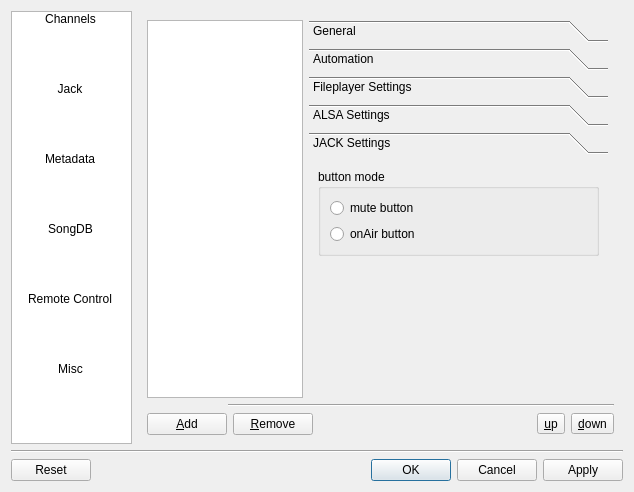
jan-lugfl/RadioMixer, file src/dialogs/uis/settingsdialog.ui: the form before one commit.
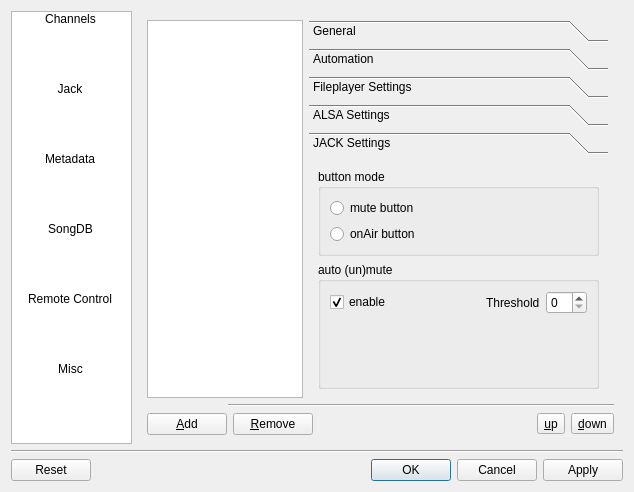
The form after the commit. Icons and pictures are not drawn.

Commit message: made auto(un)mute function configurable from settings

What changed in the file:
```diff
--- a/src/dialogs/uis/settingsdialog.ui
+++ b/src/dialogs/uis/settingsdialog.ui
@@ -361,7 +361,69 @@
             </attribute>
             <layout class="QVBoxLayout" name="verticalLayout_3">
              <item>
-              <layout class="QGridLayout" name="gridLayout_12">
+              <layout class="QGridLayout" name="layout">
+               <item row="1" column="0">
+                <widget class="QGroupBox" name="jack_autounmute_feat">
+                 <property name="title">
+                  <string>auto (un)mute</string>
+                 </property>
+                 <layout class="QVBoxLayout" name="verticalLayout_4">
+                  <item>
+                   <layout class="QHBoxLayout" name="horizontalLayout_4">
+                    <item>
+                     <widget class="QCheckBox" name="jack_autounmute_enable">
+                      <property name="enabled">
+                       <bool>true</bool>
+                      </property>
+                      <property name="text">
+                       <string>enable</string>
+                      </property>
+                      <property name="checked">
+                       <bool>true</bool>
+                      </property>
+                     </widget>
+                    </item>
+                    <item>
+                     <spacer name="horizontalSpacer_3">
+                      <property name="orientation">
+                       <enum>Qt::Horizontal</enum>
+                      </property>
+                      <property name="sizeHint" stdset="0">
+                       <size>
+                        <width>40</width>
+                        <height>20</height>
+                       </size>
+                      </property>
+                     </spacer>
+                    </item>
+                    <item>
+                     <widget class="QLabel" name="jack_autounmute_th_label">
+                      <property name="text">
+                       <string>Threshold</string>
+                      </property>
+                     </widget>
+                    </item>
+                    <item>
+                     <widget class="QSpinBox" name="jack_autounmute_threshold"/>
+                    </item>
+                   </layout>
+                  </item>
+                  <item>
+                   <spacer name="verticalSpacer_9">
+                    <property name="orientation">
+                     <enum>Qt::Vertical</enum>
+                    </property>
+                    <property name="sizeHint" stdset="0">
+                     <size>
+                      <width>20</width>
+                      <height>40</height>
+                     </size>
+                    </property>
+                   </spacer>
+                  </item>
+                 </layout>
+                </widget>
+               </item>
                <item row="0" column="0">
                 <widget class="QGroupBox" name="jack_mute_button_mode">
                  <property name="minimumSize">
@@ -391,19 +453,6 @@
                  </layout>
                 </widget>
                </item>
-               <item row="1" column="0">
-                <spacer name="verticalSpacer_9">
-                 <property name="orientation">
-                  <enum>Qt::Vertical</enum>
-                 </property>
-                 <property name="sizeHint" stdset="0">
-                  <size>
-                   <width>20</width>
-                   <height>40</height>
-                  </size>
-                 </property>
-                </spacer>
-               </item>
               </layout>
              </item>
             </layout>
```
The commit also changes 4 other files.
